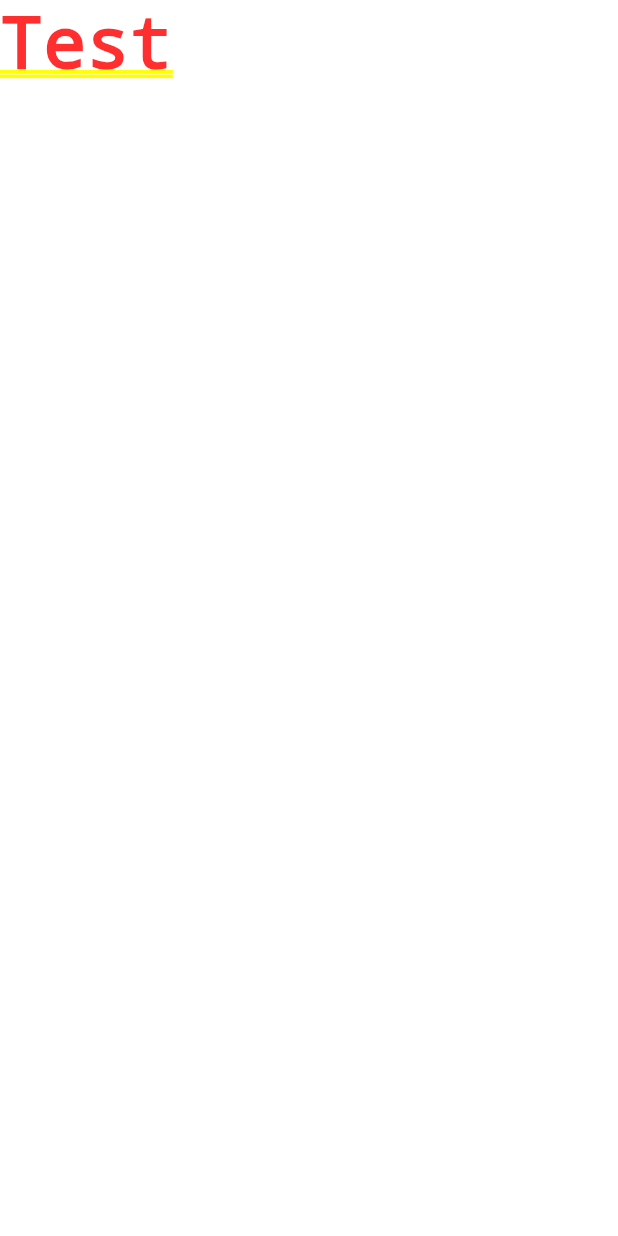
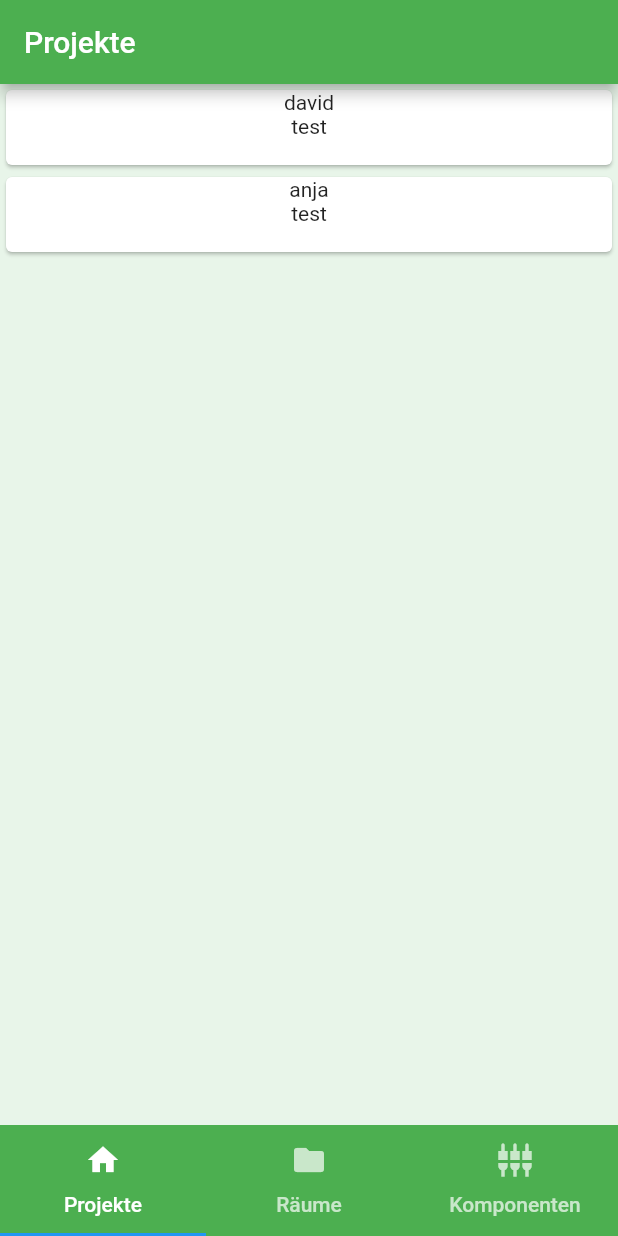
Before and after one commit to Nerminas/projektarbeit_swd17, a Flutter app: the screen it shows after launch, on a phone screen of 412 x 824 dp. Run offline on Flutter 3.47's test engine with Material 2 defaults, Android fonts, the phone set to English and light mode, and no system bars.

Commit message:
[FLUTTER] navigation + listview

```diff
--- a/flutter/raumbuch/lib/main.dart
+++ b/flutter/raumbuch/lib/main.dart
@@ -1,6 +1,63 @@
 import 'package:flutter/material.dart';
-import 'src/app.dart';
+import 'views/projects.dart';
+import 'views/rooms.dart';
+import 'views/components.dart';
+
 
 void main() {
-  runApp(App());
+  runApp(MaterialApp(
+      title: "Raumbuch",
+      home: MyHome()));
 }
+
+class MyHome extends StatefulWidget {
+  @override
+  MyHomeState createState() => MyHomeState();
+}
+
+class MyHomeState extends State<MyHome> with SingleTickerProviderStateMixin {
+  TabController controller;
+
+  @override
+  void initState() {
+    super.initState();
+
+    controller = TabController(length: 3, vsync: this);
+  }
+
+  @override
+  void dispose() {
+    controller.dispose();
+    super.dispose();
+  }
+
+  @override
+  Widget build(BuildContext context) {
+    return Scaffold(
+      body: TabBarView(
+        children: <Widget>[ProjectsTab(), RoomsTab(), ComponentsTab()],
+        controller: controller,
+      ),
+      bottomNavigationBar: Material(
+        color: Colors.green,
+        child: TabBar(
+          tabs: <Tab>[
+            Tab(
+              icon: Icon(Icons.home),
+              text: "Projekte"
+            ),
+            Tab(
+              icon: Icon(Icons.folder),
+              text: "Räume"
+            ),
+            Tab(
+              icon: Icon(Icons.settings_input_component),
+              text: "Komponenten"
+            ),
+          ],
+          controller: controller,
+        ),
+      ),
+    );
+  }
+}
--- a/flutter/raumbuch/lib/src/models/project_model.dart
+++ b/flutter/raumbuch/lib/models/project_model.dart
@@ -1,16 +1,16 @@
 class ProjectModel {
-  String id;
   String name;
   String customernumber;
-  String address;
+  String adress;
   String phone;
   String email;
 
+  ProjectModel(this.name, this.customernumber, this.adress, this.phone, this.email);
+
   ProjectModel.fromJson(Map<String, dynamic> parsedJson)
-      : id = parsedJson['id'],
-        name = parsedJson['name'],
+      : name = parsedJson['name'],
         customernumber = parsedJson['customernumber'],
-        address = parsedJson['address'],
+        adress = parsedJson['adress'],
         phone = parsedJson['phone'],
         email = parsedJson['email'];
 }
--- a/flutter/raumbuch/lib/src/app.dart
+++ /dev/null
@@ -1,10 +0,0 @@
-import 'package:flutter/material.dart';
-
-class App extends StatelessWidget {
-  Widget build(context) {
-    return MaterialApp(
-      title: 'Smartlife Raumbuch',
-      home: Text('Test'),
-    );
-  }
-}
--- /dev/null
+++ b/flutter/raumbuch/lib/views/projects.dart
@@ -0,0 +1,41 @@
+import 'package:flutter/material.dart';
+import 'dart:convert';
+import 'package:raumbuch/models/project_model.dart';
+
+class ProjectsTab extends StatelessWidget {
+
+List<ProjectModel> mockedProjects = []
+..add(ProjectModel('david','test','test','test','test'))
+..add(ProjectModel('anja','test','test','test','test'));
+
+
+
+  @override
+  Widget build(BuildContext context) {
+    return Scaffold(
+      appBar: AppBar(
+        title: Text("Projekte"),
+        backgroundColor: Colors.green,
+      ),
+      backgroundColor: Colors.green[50],
+      body: Container(
+        child: new ListView.builder(
+          itemCount: mockedProjects == null ? 0 : mockedProjects.length,
+          itemBuilder: (BuildContext context, int index){
+            return new Card(
+              child: new Container(
+                height: 50,
+                child: new Column(
+                  children: <Widget>[
+                  new Text(mockedProjects[index].name),
+                  new Text(mockedProjects[index].customernumber)
+                  ],
+                ),
+              ),
+            );
+          },
+        )
+      ),
+    );
+  }
+}
```
Also changed, not shown: flutter/raumbuch/lib/views/components.dart (added, +27 -0 lines), flutter/raumbuch/lib/views/rooms.dart (added, +27 -0 lines), 19 other files.
